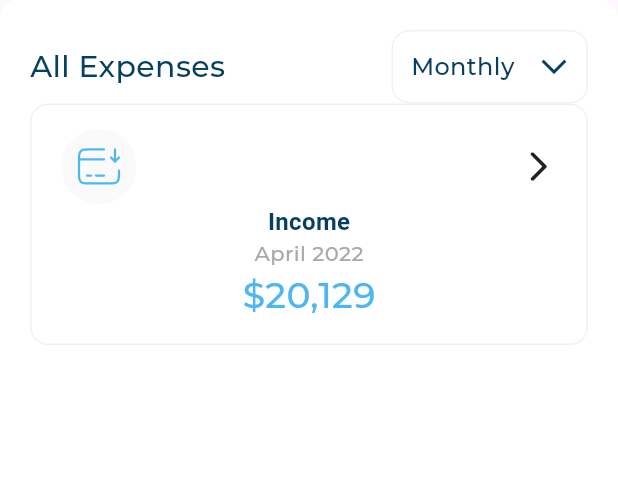
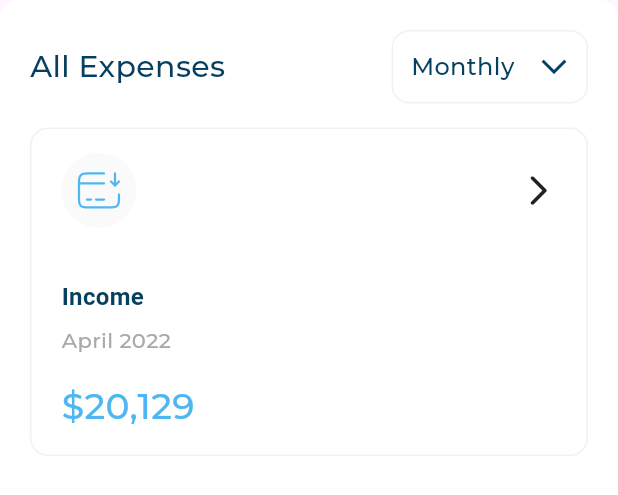
Before and after one commit to Adham167/responsive_dash_board, a Flutter app: the AllExpenses widget shown alone on an empty page, opened directly, on a phone screen of 412 x 824 dp. Shown: the top 495 px of the screen. Run offline on Flutter 3.47's test engine with Material 3 defaults, Android fonts, the phone set to English and light mode, and no system bars; our stand-ins replace flutter_svg; project files that could hold a hidden picture were left out.

Commit message:
all expenses item part 2

```diff
--- a/lib/widgets/all_expenses.dart
+++ b/lib/widgets/all_expenses.dart
@@ -15,7 +15,20 @@ class AllExpenses extends StatelessWidget {
         color: Colors.white,
         borderRadius: BorderRadius.circular(12),
       ),
-      child: Column(children: [AllExpensesHeader(), AllExpensesItem(allExpensesItemModel: AllExpensesItemModel(image: Assets.imagesIncome, title: "Income", date: "April 2022", price: r"$20,129"),)]),
+      child: Column(
+        children: [
+          AllExpensesHeader(),
+          SizedBox(height: 16),
+          AllExpensesItem(
+            allExpensesItemModel: AllExpensesItemModel(
+              image: Assets.imagesIncome,
+              title: "Income",
+              date: "April 2022",
+              price: r"$20,129",
+            ),
+          ),
+        ],
+      ),
     );
   }
 }
--- a/lib/widgets/all_expenses_item.dart
+++ b/lib/widgets/all_expenses_item.dart
@@ -18,10 +18,14 @@ class AllExpensesItem extends StatelessWidget {
         ),
       ),
       child: Column(
+        crossAxisAlignment: CrossAxisAlignment.start,
         children: [
           AllExpansesItemHeader(image: allExpensesItemModel.image),
+          SizedBox(height: 34),
           Text(allExpensesItemModel.title, style: AppStyles.styleSemiBold16),
+          SizedBox(height: 8),
           Text(allExpensesItemModel.date, style: AppStyles.styleRegular14),
+          SizedBox(height: 16),
           Text(allExpensesItemModel.price, style: AppStyles.styleSemiBold24),
         ],
       ),
```
